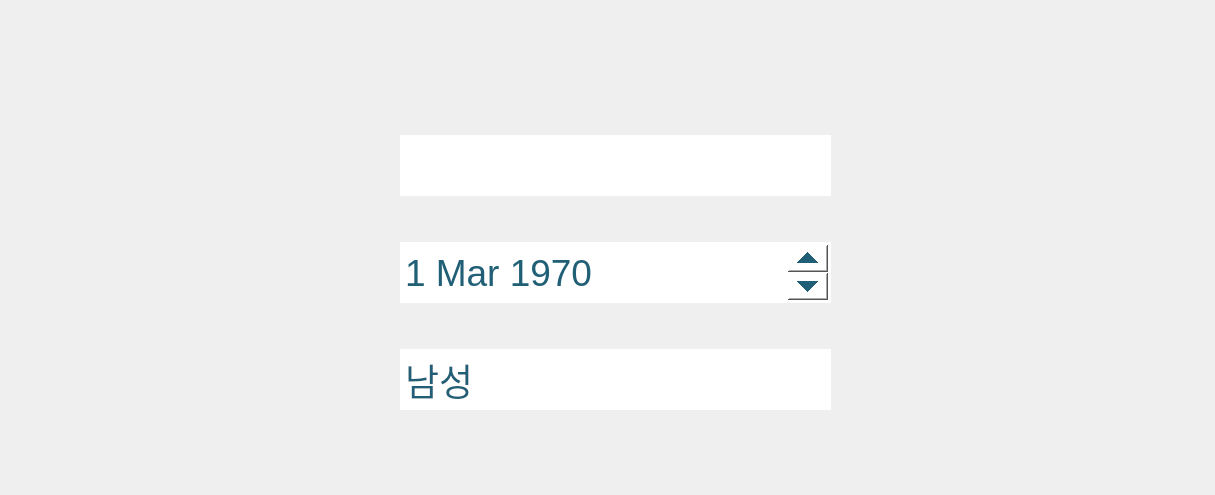
Altlog214608/dsSmart_KR, file ui/ui_dlg_subject_add.ui: the form before one commit.
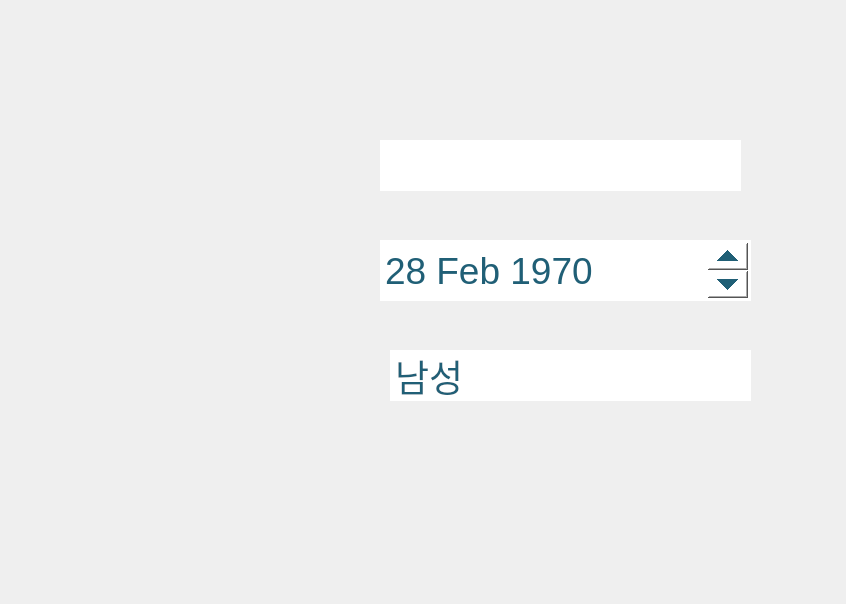
The form after the commit. Icons and pictures are not drawn.

What changed in the file:
```diff
--- a/ui/ui_dlg_subject_add.ui
+++ b/ui/ui_dlg_subject_add.ui
@@ -9,8 +9,8 @@
    <rect>
     <x>0</x>
     <y>0</y>
-    <width>1215</width>
-    <height>495</height>
+    <width>846</width>
+    <height>604</height>
    </rect>
   </property>
   <property name="windowTitle">
@@ -21,8 +21,8 @@
     <rect>
      <x>0</x>
      <y>0</y>
-     <width>1215</width>
-     <height>495</height>
+     <width>846</width>
+     <height>604</height>
     </rect>
    </property>
    <property name="styleSheet">
@@ -37,10 +37,10 @@
   <widget class="QComboBox" name="cb_gender">
    <property name="geometry">
     <rect>
-     <x>400</x>
-     <y>349</y>
-     <width>431</width>
-     <height>61</height>
+     <x>390</x>
+     <y>350</y>
+     <width>361</width>
+     <height>51</height>
     </rect>
    </property>
    <property name="sizePolicy">
@@ -94,10 +94,10 @@
   <widget class="QLineEdit" name="le_name">
    <property name="geometry">
     <rect>
-     <x>400</x>
-     <y>135</y>
-     <width>431</width>
-     <height>61</height>
+     <x>380</x>
+     <y>140</y>
+     <width>361</width>
+     <height>51</height>
     </rect>
    </property>
    <property name="font">
@@ -116,9 +116,9 @@
   <widget class="QDateEdit" name="de_birthdate">
    <property name="geometry">
     <rect>
-     <x>400</x>
-     <y>242</y>
-     <width>431</width>
+     <x>380</x>
+     <y>240</y>
+     <width>371</width>
      <height>61</height>
     </rect>
    </property>
@@ -143,22 +143,22 @@
    </property>
    <property name="dateTime">
     <datetime>
-     <hour>9</hour>
+     <hour>15</hour>
      <minute>0</minute>
      <second>0</second>
      <year>1970</year>
-     <month>3</month>
-     <day>1</day>
+     <month>2</month>
+     <day>28</day>
     </datetime>
    </property>
   </widget>
   <widget class="QPushButton" name="pb_add">
    <property name="geometry">
     <rect>
-     <x>900</x>
-     <y>130</y>
-     <width>260</width>
-     <height>130</height>
+     <x>430</x>
+     <y>464</y>
+     <width>320</width>
+     <height>100</height>
     </rect>
    </property>
    <property name="styleSheet">
@@ -179,10 +179,10 @@
   <widget class="QPushButton" name="pb_close">
    <property name="geometry">
     <rect>
-     <x>900</x>
-     <y>280</y>
-     <width>260</width>
-     <height>130</height>
+     <x>93</x>
+     <y>464</y>
+     <width>320</width>
+     <height>100</height>
     </rect>
    </property>
    <property name="styleSheet">
```
